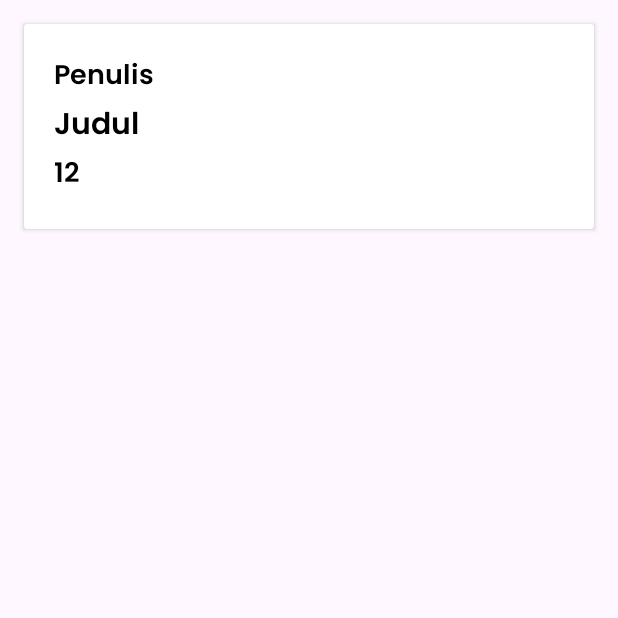
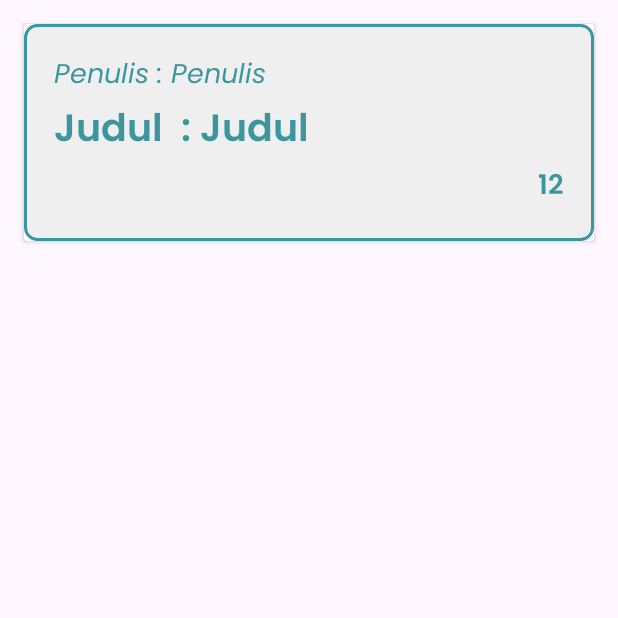
Before and after one commit to ilhamsuryap/perpusMobile, an Android app: the DataPinjam screen opened directly, with no data from a screen before it, on a phone screen of 412 x 824 dp, the top half of it. Run offline under Robolectric (Android 15) with nearby library versions, the phone set to English and light mode, and no system bars; our stand-ins replace data binding.

Commit message:
memperbaiki tampilan

```diff
--- /dev/null
+++ b/app/src/main/res/drawable/border1.xml
@@ -0,0 +1,13 @@
+<?xml version="1.0" encoding="utf-8"?>
+<shape xmlns:android="http://schemas.android.com/apk/res/android">
+    <!-- Warna latar belakang -->
+    <solid android:color="#EFEFEF" />
+
+    <!-- Ketebalan dan warna border -->
+    <stroke
+        android:width="2dp"
+        android:color="#3C969F" />
+
+    <!-- Radius sudut (opsional, jika ingin sudut membulat) -->
+    <corners android:radius="8dp" />
+</shape>
--- a/app/src/main/res/layout/activity_daftar_buku.xml
+++ b/app/src/main/res/layout/activity_daftar_buku.xml
@@ -32,10 +32,11 @@
         app:layout_constraintEnd_toEndOf="parent"
         app:layout_constraintStart_toStartOf="parent">
 
-        <SearchView
+        <View
             android:id="@+id/searchViewdaftarbuku"
             android:layout_width="match_parent"
-            android:layout_height="68dp"
+            android:layout_height="20dp"
+            android:background="@color/white"
             app:layout_constraintTop_toTopOf="parent"
             app:layout_constraintStart_toStartOf="parent"
             app:layout_constraintEnd_toEndOf="parent" />
--- a/app/src/main/res/layout/cardhome.xml
+++ b/app/src/main/res/layout/cardhome.xml
@@ -22,7 +22,7 @@
         <androidx.constraintlayout.widget.ConstraintLayout
             android:layout_width="match_parent"
             android:layout_height="wrap_content"
-            android:background="@drawable/border"
+            android:background="@drawable/border1"
             android:padding="15dp">
 
             <ImageView
--- a/app/src/main/res/layout/style_daftar_buku.xml
+++ b/app/src/main/res/layout/style_daftar_buku.xml
@@ -14,35 +14,57 @@
 
     <androidx.constraintlayout.widget.ConstraintLayout
         android:layout_width="match_parent"
+        android:background="@drawable/border1"
         android:padding="20dp"
         android:layout_height="wrap_content"
         android:id="@+id/cardListDaftarBuku"
         >
 
-
+        <TextView
+            android:id="@+id/tvJudulBukuview"
+            android:layout_width="wrap_content"
+            android:layout_height="wrap_content"
+            android:textColor="#3C969F"
+            android:textSize="25sp"
+            android:text="Judul  : "
+            android:fontFamily="@font/poppinssemibold"
+            android:textStyle="bold"
+            app:layout_constraintStart_toStartOf="parent"
+            app:layout_constraintTop_toBottomOf="@+id/tvPenulis" />
         <!-- TextView untuk Judul Buku -->
         <TextView
             android:id="@+id/tvJudulBuku"
             android:layout_width="0dp"
             android:layout_height="wrap_content"
-            android:textColor="@android:color/black"
-            android:textSize="20sp"
+            android:textColor="#3C969F"
+            android:textSize="25sp"
             android:text="Judul"
             android:fontFamily="@font/poppinssemibold"
             android:textStyle="bold"
-            app:layout_constraintStart_toStartOf="parent"
+            app:layout_constraintStart_toEndOf="@id/tvJudulBukuview"
             app:layout_constraintTop_toBottomOf="@+id/tvPenulis" />
 
+
+        <TextView
+            android:id="@+id/tvPenulisview"
+            android:layout_width="wrap_content"
+            android:layout_height="wrap_content"
+            android:fontFamily="@font/poppinsitalic"
+            android:textColor="#3C969F"
+            android:textSize="18sp"
+            android:text="Penulis : "
+            app:layout_constraintStart_toStartOf="parent"
+            app:layout_constraintTop_toTopOf="parent" />
         <!-- TextView untuk Kategori Buku -->
         <TextView
             android:id="@+id/tvPenulis"
             android:layout_width="0dp"
             android:layout_height="wrap_content"
-            android:fontFamily="@font/poppinssemibold"
-            android:textColor="@color/black"
+            android:fontFamily="@font/poppinsitalic"
+            android:textColor="#3C969F"
             android:textSize="18sp"
             android:text="Penulis"
-            app:layout_constraintStart_toStartOf="parent"
+            app:layout_constraintStart_toEndOf="@id/tvPenulisview"
             app:layout_constraintTop_toTopOf="parent" />
 
         <!-- TextView untuk Stok Buku -->
@@ -51,9 +73,11 @@
             android:layout_width="0dp"
             android:layout_height="wrap_content"
             android:fontFamily="@font/poppinssemibold"
-            android:textColor="@color/black"
+            android:text="12"
+            android:gravity="end"
+            android:textColor="#3C969F"
             android:textSize="18sp"
-            android:text="12"
+            app:layout_constraintEnd_toEndOf="parent"
             app:layout_constraintStart_toStartOf="parent"
             app:layout_constraintTop_toBottomOf="@+id/tvJudulBuku" />
 
```
Also changed, not shown: app/src/main/res/layout/style_pinjam_buku.xml (+62 -12 lines).
